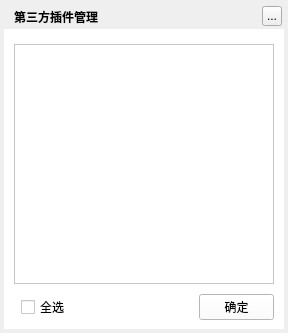
First picture: the form in TTKModule/TTKWidget/musicUiKits/musicWidgetKits/musicserverpluginwidget.ui, repository Greedysky/TTKMusicPlayer, before the edit.
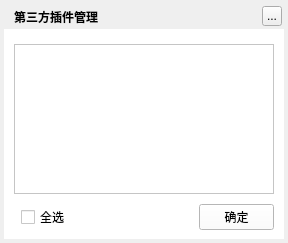
Second picture: the form after the edit. Custom widgets are drawn as their Qt base class.

```diff
--- a/TTKModule/TTKWidget/musicUiKits/musicWidgetKits/musicserverpluginwidget.ui
+++ b/TTKModule/TTKWidget/musicUiKits/musicWidgetKits/musicserverpluginwidget.ui
@@ -7,7 +7,7 @@
     <x>0</x>
     <y>0</y>
     <width>288</width>
-    <height>333</height>
+    <height>243</height>
    </rect>
   </property>
   <property name="windowTitle">
@@ -19,7 +19,7 @@
      <x>4</x>
      <y>4</y>
      <width>280</width>
-     <height>325</height>
+     <height>235</height>
     </rect>
    </property>
    <property name="styleSheet">
@@ -64,7 +64,7 @@
      <x>4</x>
      <y>29</y>
      <width>280</width>
-     <height>300</height>
+     <height>210</height>
     </rect>
    </property>
    <property name="styleSheet">
@@ -76,7 +76,7 @@
       <x>10</x>
       <y>15</y>
       <width>260</width>
-      <height>240</height>
+      <height>150</height>
      </rect>
     </property>
    </widget>
@@ -87,7 +87,7 @@
     <property name="geometry">
      <rect>
       <x>195</x>
-      <y>265</y>
+      <y>175</y>
       <width>75</width>
       <height>26</height>
      </rect>
@@ -106,7 +106,7 @@
     <property name="geometry">
      <rect>
       <x>17</x>
-      <y>270</y>
+      <y>180</y>
       <width>80</width>
       <height>16</height>
      </rect>
```
